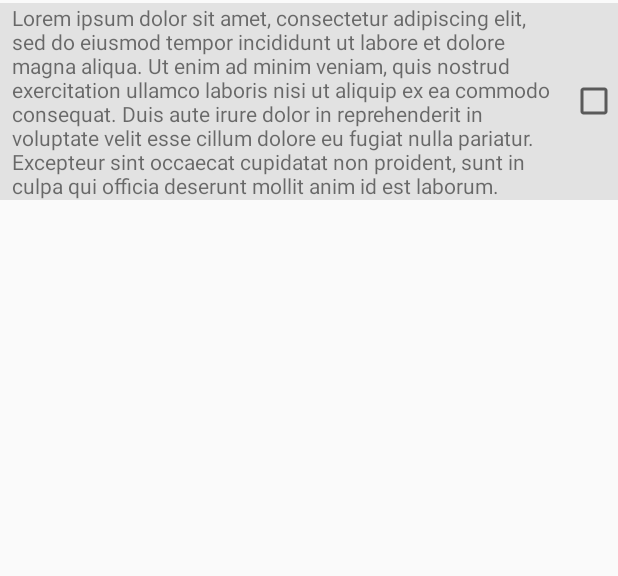
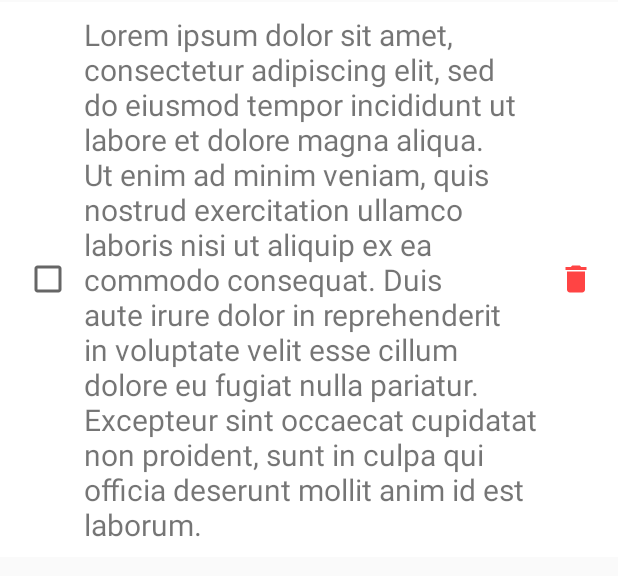
Before and after one commit to emitchel/Todo, an Android app: the layout list_item_todo.xml on its own in the app's theme, with its tools: preview values and no code run, on a phone screen of 412 x 824 dp. Shown: the top 576 px of the screen. Run offline under Robolectric (Android 15) with nearby library versions, the phone set to English and light mode, and no system bars.

Commit message:
update design / add ability to delete

```diff
--- a/app/src/main/java/com/kylehanish/todo/fragments/TodoDialogFragment.java
+++ b/app/src/main/java/com/kylehanish/todo/fragments/TodoDialogFragment.java
@@ -52,7 +52,6 @@ public class TodoDialogFragment extends DialogFragment {
          builder.setPositiveButton(getString(R.string.save), new DialogInterface.OnClickListener() {
              @Override
              public void onClick(DialogInterface dialog, int which) {
-                 String test = inputDescription.getText().toString();
                  TodoItem newItem = new TodoItem();
                  newItem.setCreatedOn(new Date());
                  newItem.setDescription(inputDescription.getText().toString());
--- a/app/src/main/java/com/kylehanish/todo/interfaces/iTodoItemChangeListener.java
+++ b/app/src/main/java/com/kylehanish/todo/interfaces/iTodoItemChangeListener.java
@@ -13,4 +13,7 @@ public interface iTodoItemChangeListener {
      * @param position (0 based index)
      */
     void SaveTodoItem(TodoItem item, Integer position);
+
+    void DeleteItem(int position);
+
 }
--- /dev/null
+++ b/app/src/main/res/drawable/ic_delete_selector.xml
@@ -0,0 +1,14 @@
+<?xml version="1.0" encoding="utf-8"?>
+<selector xmlns:android="http://schemas.android.com/apk/res/android">
+    <item android:state_focused="true">
+        <bitmap android:src="@drawable/ic_delete_black_24dp" android:tint="@android:color/holo_red_dark"/>
+    </item>
+
+    <item android:state_pressed="true">
+        <bitmap android:src="@drawable/ic_delete_black_24dp" android:tint="@android:color/holo_red_dark"/>
+    </item>
+
+    <item>
+        <bitmap android:src="@drawable/ic_delete_black_24dp" android:tint="@android:color/holo_red_light"/>
+    </item>
+</selector>
--- a/app/src/main/res/layout/list_item_todo.xml
+++ b/app/src/main/res/layout/list_item_todo.xml
@@ -3,8 +3,8 @@
     xmlns:tools="http://schemas.android.com/tools"
     android:layout_width="match_parent"
     android:layout_height="wrap_content"
-    android:layout_marginTop="2dp"
-    android:background="@color/light_gray_grey"
+    style="@style/AppTheme.ListItem"
+    android:background="@android:color/white"
     android:orientation="vertical">
 
     <LinearLayout
@@ -14,22 +14,25 @@
         android:minHeight="48dp"
         android:orientation="horizontal">
 
-        <TextView
-            android:id="@+id/description"
-            android:layout_width="match_parent"
-            android:layout_height="wrap_content"
-            android:layout_gravity="center_vertical"
-            android:layout_marginLeft="8dp"
-            android:layout_weight="1"
-            android:singleLine="false"
-            tools:text="@string/lorem_ipsum" />
-
         <CheckBox
             android:id="@+id/cb_finished"
             android:layout_width="wrap_content"
+            android:layout_height="wrap_content" />
+
+        <TextView
+            android:id="@+id/description"
+            android:layout_width="0dp"
             android:layout_height="wrap_content"
-            android:layout_marginLeft="8dp"
-            android:focusable="false"
-            android:focusableInTouchMode="false" />
+            android:layout_weight="1"
+            android:singleLine="false"
+            android:padding="8dp"
+            tools:text="@string/lorem_ipsum" />
+
+
+        <ImageView
+            android:id="@+id/delete"
+            android:layout_width="wrap_content"
+            android:layout_height="wrap_content"
+            android:src="@drawable/ic_delete_selector" />
     </LinearLayout>
 </LinearLayout>
--- a/app/src/main/res/values/colors.xml
+++ b/app/src/main/res/values/colors.xml
@@ -3,6 +3,6 @@
     <color name="colorPrimary">#2d6b70</color>
     <color name="colorPrimaryDark">#1d4849</color>
     <color name="colorAccent">#F35B5B</color>
-
-    <color name="light_gray_grey">#e2e2e2</color>
+    <color name="colorAccentTwo">#8df3cf</color>
+    <color name="light_gray_grey">#efefef</color>
 </resources>
--- a/app/src/main/res/values/strings.xml
+++ b/app/src/main/res/values/strings.xml
@@ -6,7 +6,7 @@
     <string name="description">Description</string>
     <string name="cancel">Cancel</string>
     <string name="add_new_item">Add new item</string>
-
+    <string name="empty_todo_list">Your todo ist is empty</string>
 
     <!--Testing Strings-->
     <string name="lorem_ipsum">Lorem ipsum dolor sit amet, consectetur adipiscing elit, sed do eiusmod tempor incididunt ut labore et dolore magna aliqua. Ut enim ad minim veniam, quis nostrud exercitation ullamco laboris nisi ut aliquip ex ea commodo consequat. Duis aute irure dolor in reprehenderit in voluptate velit esse cillum dolore eu fugiat nulla pariatur. Excepteur sint occaecat cupidatat non proident, sunt in culpa qui officia deserunt mollit anim id est laborum.</string>
--- a/app/src/main/res/values/styles.xml
+++ b/app/src/main/res/values/styles.xml
@@ -5,6 +5,8 @@
         <item name="colorPrimary">@color/colorPrimary</item>
         <item name="colorPrimaryDark">@color/colorPrimaryDark</item>
         <item name="colorAccent">@color/colorAccent</item>
+
+        <item name="android:textViewStyle">@style/AppTheme.TextView</item>
     </style>
 
     <style name="AppTheme.NoActionBar">
@@ -17,6 +19,10 @@
     <style name="AppTheme.PopupOverlay" parent="ThemeOverlay.AppCompat.Light" />
 
 
+    <style name="AppTheme.TextView" parent="android:Widget.TextView">
+        <item name="android:textSize">20sp</item>
+    </style>
+
     <style name="AppTheme.FloatingActionButton" parent="Widget.Design.FloatingActionButton">
         <item name="android:layout_width">wrap_content</item>
         <item name="android:layout_height" >wrap_content</item>
@@ -26,4 +32,13 @@
         <item name="android:layout_margin">@dimen/fab_margin</item>
     </style>
 
+    <style name="AppTheme.ListItem" >
+        <item name="android:clickable">true</item>
+        <item name="android:focusable">true</item>
+        <item name="android:layout_marginTop">1dp</item>
+        <item name="android:paddingLeft">16dp</item>
+        <item name="android:paddingRight">16dp</item>
+    </style>
+
+
 </resources>
```
Also changed, not shown: app/src/main/java/com/kylehanish/todo/MainActivity.java (+48 -2 lines), app/src/main/java/com/kylehanish/todo/adapters/TodoItemArrayAdapter.java (+31 -6 lines), app/src/main/res/layout/activity_main.xml (+11 -0 lines), app/src/main/res/drawable-hdpi/ic_delete_black_24dp.png (added), app/src/main/res/drawable-mdpi/ic_delete_black_24dp.png (added), app/src/main/res/drawable-xhdpi/ic_delete_black_24dp.png (added), app/src/main/res/drawable-xxhdpi/ic_delete_black_24dp.png (added), app/src/main/res/drawable-xxxhdpi/ic_delete_black_24dp.png (added).
